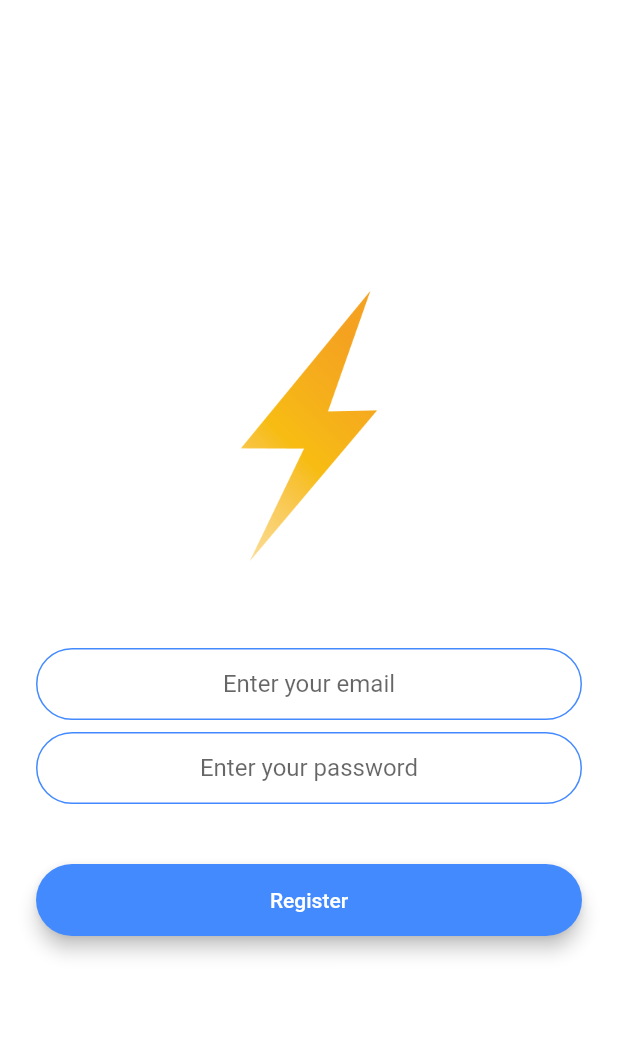
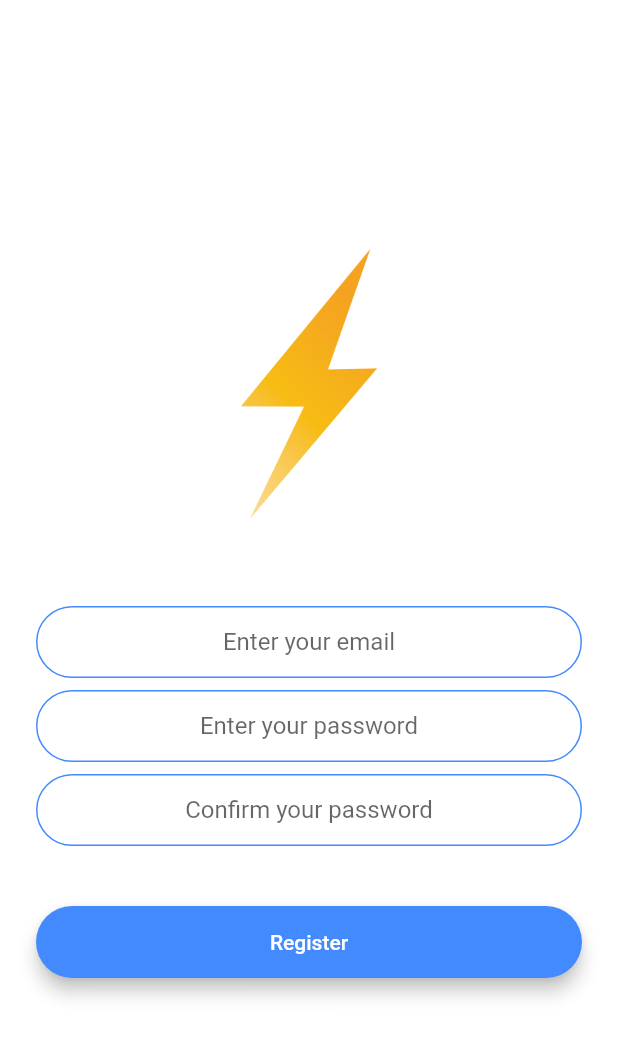
Before and after one commit to zexes/flash_chat, a Flutter app: the RegistrationScreen screen opened by its route, on a phone screen of 412 x 824 dp. Shown: the top 1037 px of the screen. Run offline on Flutter 3.47's test engine with Material 2 defaults, Android fonts, the phone set to English and light mode, and no system bars; our stand-ins replace animated_text_kit, cloud_firestore, firebase_auth, modal_progress_hud, rflutter_alert; accounts and stored records are empty.

Commit message:
Fixed password confirmation proper alert display. closes #21

```diff
--- a/lib/screens/registration_screen.dart
+++ b/lib/screens/registration_screen.dart
@@ -1,8 +1,6 @@
 import 'package:firebase_auth/firebase_auth.dart';
 import 'package:flash_chat/alert_error.dart';
 import 'package:flash_chat/component/rounded_button.dart';
-import 'package:flash_chat/screens/chat_screen.dart';
-import 'package:flash_chat/screens/login_screen.dart';
 import 'package:flutter/material.dart';
 import 'package:modal_progress_hud/modal_progress_hud.dart';
 import 'package:rflutter_alert/rflutter_alert.dart';
@@ -22,6 +20,7 @@ class _RegistrationScreenState extends State<RegistrationScreen> {
   bool showSpinner = false;
   String email;
   String password;
+  String confirmPassword;
 
   @override
   Widget build(BuildContext context) {
@@ -69,6 +68,18 @@ class _RegistrationScreenState extends State<RegistrationScreen> {
                     hintText: 'Enter your password'),
               ),
               SizedBox(
+                height: 8.0,
+              ),
+              TextField(
+                obscureText: true,
+                textAlign: TextAlign.center,
+                onChanged: (value) {
+                  confirmPassword = value;
+                },
+                decoration: kTextFieldDecoration.copyWith(
+                    hintText: 'Confirm your password'),
+              ),
+              SizedBox(
                 height: 24.0,
               ),
               RoundedButton(
@@ -77,6 +88,12 @@ class _RegistrationScreenState extends State<RegistrationScreen> {
                   setState(() {
                     showSpinner = true;
                   });
+                  if (password != confirmPassword) {
+                    AlertAndError.alertRegistration(AlertType.error, context,
+                        'Password Check', 'Password does not match');
+                    showSpinner = false;
+                    return;
+                  }
                   try {
                     print(email);
                     final newUser = await _auth.createUserWithEmailAndPassword(
```
Also changed, not shown: lib/alert_error.dart (+22 -0 lines).
